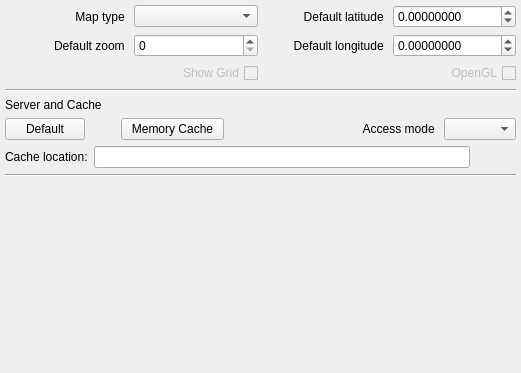
The window that ground/src/plugins/opmap/opmapgadgetoptionspage.ui (openpilot/OpenPilot) describes before a commit, drawn with Qt 5.
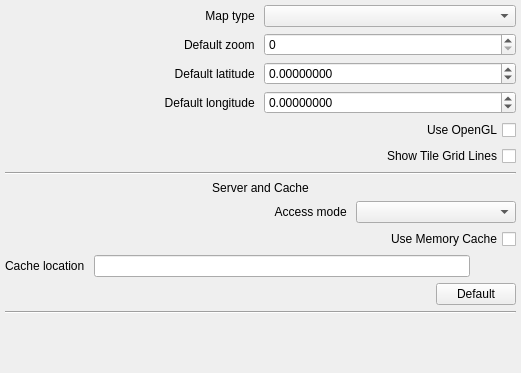
The same window after the commit. Icons and pictures are not drawn.

Commit message: Moved new map plug-in openGL option to it's options page. Added 'Edit waypoint' option to the right click context menu on the new map plug-in.

```diff
--- a/ground/src/plugins/opmap/opmapgadgetoptionspage.ui
+++ b/ground/src/plugins/opmap/opmapgadgetoptionspage.ui
@@ -25,24 +25,7 @@
    </property>
    <item row="1" column="0">
     <layout class="QGridLayout" name="gridLayout_3">
-     <item row="0" column="1">
-      <widget class="QComboBox" name="providerComboBox">
-       <property name="cursor">
-        <cursorShape>OpenHandCursor</cursorShape>
-       </property>
-      </widget>
-     </item>
-     <item row="0" column="0">
-      <widget class="QLabel" name="label">
-       <property name="text">
-        <string>Map type </string>
-       </property>
-       <property name="alignment">
-        <set>Qt::AlignRight|Qt::AlignTrailing|Qt::AlignVCenter</set>
-       </property>
-      </widget>
-     </item>
-     <item row="2" column="2">
+     <item row="4" column="2">
       <widget class="QLabel" name="label_4">
        <property name="text">
         <string>Default longitude </string>
@@ -52,7 +35,7 @@
        </property>
       </widget>
      </item>
-     <item row="2" column="3">
+     <item row="4" column="3">
       <widget class="QDoubleSpinBox" name="longitudeSpinBox">
        <property name="decimals">
         <number>8</number>
@@ -65,33 +48,20 @@
        </property>
       </widget>
      </item>
-     <item row="3" column="1">
-      <widget class="QCheckBox" name="checkBoxShowGrid">
+     <item row="5" column="3">
+      <widget class="QCheckBox" name="checkBoxUseOpenGL">
        <property name="enabled">
-        <bool>false</bool>
+        <bool>true</bool>
        </property>
        <property name="layoutDirection">
         <enum>Qt::RightToLeft</enum>
        </property>
        <property name="text">
-        <string>Show Grid</string>
+        <string>Use OpenGL</string>
        </property>
       </widget>
      </item>
-     <item row="3" column="3">
-      <widget class="QCheckBox" name="checkBoxOpenGL">
-       <property name="enabled">
-        <bool>false</bool>
-       </property>
-       <property name="layoutDirection">
-        <enum>Qt::RightToLeft</enum>
-       </property>
-       <property name="text">
-        <string>OpenGL</string>
-       </property>
-      </widget>
-     </item>
-     <item row="0" column="3">
+     <item row="2" column="3">
       <widget class="QDoubleSpinBox" name="latitudeSpinBox">
        <property name="decimals">
         <number>8</number>
@@ -104,17 +74,7 @@
        </property>
       </widget>
      </item>
-     <item row="2" column="0">
-      <widget class="QLabel" name="label_2">
-       <property name="text">
-        <string>Default zoom </string>
-       </property>
-       <property name="alignment">
-        <set>Qt::AlignRight|Qt::AlignTrailing|Qt::AlignVCenter</set>
-       </property>
-      </widget>
-     </item>
-     <item row="0" column="2">
+     <item row="2" column="2">
       <widget class="QLabel" name="label_3">
        <property name="text">
         <string>Default latitude </string>
@@ -124,16 +84,59 @@
        </property>
       </widget>
      </item>
-     <item row="2" column="1">
+     <item row="1" column="3">
       <widget class="QSpinBox" name="zoomSpinBox">
        <property name="maximum">
         <number>18</number>
        </property>
       </widget>
      </item>
+     <item row="1" column="2">
+      <widget class="QLabel" name="label_2">
+       <property name="text">
+        <string>Default zoom </string>
+       </property>
+       <property name="alignment">
+        <set>Qt::AlignRight|Qt::AlignTrailing|Qt::AlignVCenter</set>
+       </property>
+      </widget>
+     </item>
+     <item row="0" column="3">
+      <widget class="QComboBox" name="providerComboBox">
+       <property name="cursor">
+        <cursorShape>OpenHandCursor</cursorShape>
+       </property>
+      </widget>
+     </item>
+     <item row="0" column="2">
+      <widget class="QLabel" name="label">
+       <property name="text">
+        <string>Map type </string>
+       </property>
+       <property name="alignment">
+        <set>Qt::AlignRight|Qt::AlignTrailing|Qt::AlignVCenter</set>
+       </property>
+      </widget>
+     </item>
+     <item row="6" column="3">
+      <widget class="QCheckBox" name="checkBoxShowTileGridLines">
+       <property name="enabled">
+        <bool>true</bool>
+       </property>
+       <property name="mouseTracking">
+        <bool>true</bool>
+       </property>
+       <property name="layoutDirection">
+        <enum>Qt::RightToLeft</enum>
+       </property>
+       <property name="text">
+        <string>Show Tile Grid Lines</string>
+       </property>
+      </widget>
+     </item>
     </layout>
    </item>
-   <item row="8" column="0">
+   <item row="10" column="0">
     <spacer name="verticalSpacer">
      <property name="orientation">
       <enum>Qt::Vertical</enum>
@@ -158,69 +161,21 @@
      <property name="text">
       <string>Server and Cache</string>
      </property>
+     <property name="alignment">
+      <set>Qt::AlignCenter</set>
+     </property>
     </widget>
    </item>
-   <item row="4" column="0">
-    <layout class="QGridLayout" name="gridLayout_4">
-     <item row="0" column="5">
-      <widget class="QComboBox" name="accessModeComboBox">
-       <property name="cursor">
-        <cursorShape>OpenHandCursor</cursorShape>
-       </property>
-      </widget>
-     </item>
-     <item row="0" column="4">
-      <widget class="QLabel" name="label_6">
-       <property name="text">
-        <string>Access mode </string>
-       </property>
-       <property name="alignment">
-        <set>Qt::AlignRight|Qt::AlignTrailing|Qt::AlignVCenter</set>
-       </property>
-      </widget>
-     </item>
-     <item row="0" column="2">
-      <widget class="QPushButton" name="pushButtonUseMemoryCache">
-       <property name="sizePolicy">
-        <sizepolicy hsizetype="Preferred" vsizetype="Fixed">
-         <horstretch>0</horstretch>
-         <verstretch>0</verstretch>
-        </sizepolicy>
-       </property>
-       <property name="cursor">
-        <cursorShape>OpenHandCursor</cursorShape>
-       </property>
-       <property name="toolTip">
-        <string>Use memory caching</string>
-       </property>
-       <property name="styleSheet">
-        <string notr="true">QPushButton {
-}
-QPushButton:pressed {
-}
-QPushButton:hover {
-}
-QPushButton:checked {
-/*background-color: qlineargradient(x1: 0, y1: 0, x2: 0, y2: 1,
-stop: 0 rgba(180, 190, 220, 255), stop: 1 rgba(200, 230, 255, 255));*/
-}
-</string>
-       </property>
-       <property name="text">
-        <string>  Memory Cache  </string>
-       </property>
-       <property name="checkable">
-        <bool>true</bool>
-       </property>
-       <property name="checked">
-        <bool>false</bool>
-       </property>
-       <property name="flat">
-        <bool>false</bool>
-       </property>
-      </widget>
-     </item>
-     <item row="0" column="0">
+   <item row="9" column="0">
+    <widget class="Line" name="line_2">
+     <property name="orientation">
+      <enum>Qt::Horizontal</enum>
+     </property>
+    </widget>
+   </item>
+   <item row="7" column="0">
+    <layout class="QGridLayout" name="gridLayout_5">
+     <item row="5" column="2">
       <widget class="QPushButton" name="pushButtonCacheDefaults">
        <property name="sizePolicy">
         <sizepolicy hsizetype="Preferred" vsizetype="Fixed">
@@ -248,7 +203,7 @@
        </property>
       </widget>
      </item>
-     <item row="0" column="3">
+     <item row="5" column="0">
       <spacer name="horizontalSpacer_2">
        <property name="orientation">
         <enum>Qt::Horizontal</enum>
@@ -261,30 +216,60 @@
        </property>
       </spacer>
      </item>
-     <item row="0" column="1">
-      <spacer name="horizontalSpacer">
+    </layout>
+   </item>
+   <item row="4" column="0">
+    <layout class="QHBoxLayout" name="horizontalLayout">
+     <item>
+      <spacer name="horizontalSpacer_3">
        <property name="orientation">
         <enum>Qt::Horizontal</enum>
        </property>
-       <property name="sizeType">
-        <enum>QSizePolicy::Fixed</enum>
-       </property>
        <property name="sizeHint" stdset="0">
         <size>
-         <width>30</width>
+         <width>40</width>
          <height>20</height>
         </size>
        </property>
       </spacer>
      </item>
+     <item>
+      <widget class="QLabel" name="label_6">
+       <property name="text">
+        <string>Access mode </string>
+       </property>
+       <property name="alignment">
+        <set>Qt::AlignRight|Qt::AlignTrailing|Qt::AlignVCenter</set>
+       </property>
+      </widget>
+     </item>
+     <item>
+      <widget class="QComboBox" name="accessModeComboBox">
+       <property name="sizePolicy">
+        <sizepolicy hsizetype="Fixed" vsizetype="Fixed">
+         <horstretch>0</horstretch>
+         <verstretch>0</verstretch>
+        </sizepolicy>
+       </property>
+       <property name="minimumSize">
+        <size>
+         <width>160</width>
+         <height>0</height>
+        </size>
+       </property>
+       <property name="cursor">
+        <cursorShape>OpenHandCursor</cursorShape>
+       </property>
+      </widget>
+     </item>
     </layout>
    </item>
-   <item row="5" column="0">
-    <layout class="QHBoxLayout" name="horizontalLayout_2">
+   <item row="6" column="0">
+    <layout class="QHBoxLayout" name="horizontalLayout_3">
      <item>
       <widget class="QLabel" name="label_5">
        <property name="text">
-        <string>Cache location:</string>
+        <string>Cache location </string>
        </property>
       </widget>
      </item>
@@ -314,12 +299,35 @@
      </item>
     </layout>
    </item>
-   <item row="6" column="0">
-    <widget class="Line" name="line_2">
-     <property name="orientation">
-      <enum>Qt::Horizontal</enum>
-     </property>
-    </widget>
+   <item row="5" column="0">
+    <layout class="QHBoxLayout" name="horizontalLayout_2">
+     <item>
+      <spacer name="horizontalSpacer">
+       <property name="orientation">
+        <enum>Qt::Horizontal</enum>
+       </property>
+       <property name="sizeHint" stdset="0">
+        <size>
+         <width>40</width>
+         <height>20</height>
+        </size>
+       </property>
+      </spacer>
+     </item>
+     <item>
+      <widget class="QCheckBox" name="checkBoxUseMemoryCache">
+       <property name="enabled">
+        <bool>true</bool>
+       </property>
+       <property name="layoutDirection">
+        <enum>Qt::RightToLeft</enum>
+       </property>
+       <property name="text">
+        <string>Use Memory Cache</string>
+       </property>
+      </widget>
+     </item>
+    </layout>
    </item>
   </layout>
  </widget>
```
The commit also changes 12 other files.
